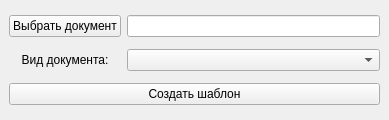
First picture: the form in mainwindow.ui, repository ryzhovsr/DocsEditor, before the edit.
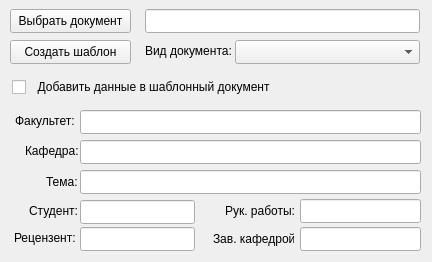
Second picture: the form after the edit.

The edit to the form file:
```diff
--- a/mainwindow.ui
+++ b/mainwindow.ui
@@ -6,24 +6,42 @@
    <rect>
     <x>0</x>
     <y>0</y>
-    <width>389</width>
-    <height>120</height>
+    <width>432</width>
+    <height>262</height>
    </rect>
   </property>
+  <property name="minimumSize">
+   <size>
+    <width>430</width>
+    <height>110</height>
+   </size>
+  </property>
   <property name="windowTitle">
    <string>MainWindow</string>
   </property>
   <widget class="QWidget" name="centralwidget">
-   <layout class="QGridLayout" name="gridLayout">
-    <item row="2" column="0" colspan="2">
      <widget class="QPushButton" name="button_transform">
+    <property name="geometry">
+     <rect>
+      <x>10</x>
+      <y>40</y>
+      <width>121</width>
+      <height>24</height>
+     </rect>
+    </property>
       <property name="text">
        <string>Создать шаблон</string>
       </property>
      </widget>
-    </item>
-    <item row="1" column="0">
      <widget class="QLabel" name="label_type_doc">
+    <property name="geometry">
+     <rect>
+      <x>145</x>
+      <y>43</y>
+      <width>101</width>
+      <height>16</height>
+     </rect>
+    </property>
       <property name="layoutDirection">
        <enum>Qt::LayoutDirection::LeftToRight</enum>
       </property>
@@ -34,15 +52,28 @@
        <enum>Qt::TextFormat::AutoText</enum>
       </property>
       <property name="alignment">
-       <set>Qt::AlignmentFlag::AlignCenter</set>
-      </property>
-     </widget>
-    </item>
-    <item row="1" column="1">
-     <widget class="QComboBox" name="comboBox_type_doc"/>
-    </item>
-    <item row="0" column="0">
+     <set>Qt::AlignmentFlag::AlignLeading|Qt::AlignmentFlag::AlignLeft|Qt::AlignmentFlag::AlignVCenter</set>
+    </property>
+   </widget>
+   <widget class="QComboBox" name="comboBox_type_doc">
+    <property name="geometry">
+     <rect>
+      <x>235</x>
+      <y>40</y>
+      <width>185</width>
+      <height>24</height>
+     </rect>
+    </property>
+   </widget>
      <widget class="QPushButton" name="button_select_doc">
+    <property name="geometry">
+     <rect>
+      <x>10</x>
+      <y>9</y>
+      <width>121</width>
+      <height>24</height>
+     </rect>
+    </property>
       <property name="maximumSize">
        <size>
         <width>16777215</width>
@@ -59,9 +90,15 @@
        </size>
       </property>
      </widget>
-    </item>
-    <item row="0" column="1">
      <widget class="QLineEdit" name="lineEdit_doc_name">
+    <property name="geometry">
+     <rect>
+      <x>145</x>
+      <y>9</y>
+      <width>275</width>
+      <height>24</height>
+     </rect>
+    </property>
       <property name="accessibleDescription">
        <string/>
       </property>
@@ -72,8 +109,180 @@
        <bool>true</bool>
       </property>
      </widget>
-    </item>
-   </layout>
+   <widget class="QCheckBox" name="checkBox_add_data">
+    <property name="geometry">
+     <rect>
+      <x>12</x>
+      <y>76</y>
+      <width>262</width>
+      <height>22</height>
+     </rect>
+    </property>
+    <property name="text">
+     <string>  Добавить данные в шаблонный документ</string>
+    </property>
+   </widget>
+   <widget class="QLineEdit" name="lineEdit_faculty">
+    <property name="geometry">
+     <rect>
+      <x>80</x>
+      <y>110</y>
+      <width>341</width>
+      <height>24</height>
+     </rect>
+    </property>
+   </widget>
+   <widget class="QLabel" name="label_faculty">
+    <property name="geometry">
+     <rect>
+      <x>15</x>
+      <y>113</y>
+      <width>61</width>
+      <height>16</height>
+     </rect>
+    </property>
+    <property name="text">
+     <string>Факультет:</string>
+    </property>
+   </widget>
+   <widget class="QLabel" name="label_department">
+    <property name="geometry">
+     <rect>
+      <x>25</x>
+      <y>143</y>
+      <width>61</width>
+      <height>16</height>
+     </rect>
+    </property>
+    <property name="text">
+     <string>Кафедра:</string>
+    </property>
+   </widget>
+   <widget class="QLineEdit" name="lineEdit_department">
+    <property name="geometry">
+     <rect>
+      <x>80</x>
+      <y>140</y>
+      <width>341</width>
+      <height>24</height>
+     </rect>
+    </property>
+   </widget>
+   <widget class="QLineEdit" name="lineEdit_theme">
+    <property name="geometry">
+     <rect>
+      <x>80</x>
+      <y>170</y>
+      <width>341</width>
+      <height>24</height>
+     </rect>
+    </property>
+   </widget>
+   <widget class="QLabel" name="label_theme">
+    <property name="geometry">
+     <rect>
+      <x>46</x>
+      <y>174</y>
+      <width>47</width>
+      <height>16</height>
+     </rect>
+    </property>
+    <property name="text">
+     <string>Тема:</string>
+    </property>
+   </widget>
+   <widget class="QLabel" name="label_student">
+    <property name="geometry">
+     <rect>
+      <x>29</x>
+      <y>203</y>
+      <width>51</width>
+      <height>16</height>
+     </rect>
+    </property>
+    <property name="text">
+     <string>Студент:</string>
+    </property>
+   </widget>
+   <widget class="QLabel" name="label_headOfWork">
+    <property name="geometry">
+     <rect>
+      <x>225</x>
+      <y>203</y>
+      <width>81</width>
+      <height>16</height>
+     </rect>
+    </property>
+    <property name="text">
+     <string>Рук. работы:</string>
+    </property>
+   </widget>
+   <widget class="QLineEdit" name="lineEdit_headOfWork">
+    <property name="geometry">
+     <rect>
+      <x>300</x>
+      <y>199</y>
+      <width>121</width>
+      <height>24</height>
+     </rect>
+    </property>
+   </widget>
+   <widget class="QLineEdit" name="lineEdit_student">
+    <property name="geometry">
+     <rect>
+      <x>80</x>
+      <y>200</y>
+      <width>115</width>
+      <height>24</height>
+     </rect>
+    </property>
+   </widget>
+   <widget class="QLabel" name="label_headOfDepartment">
+    <property name="geometry">
+     <rect>
+      <x>213</x>
+      <y>231</y>
+      <width>81</width>
+      <height>16</height>
+     </rect>
+    </property>
+    <property name="text">
+     <string>Зав. кафедрой:</string>
+    </property>
+   </widget>
+   <widget class="QLineEdit" name="lineEdit_headOfDepartment">
+    <property name="geometry">
+     <rect>
+      <x>300</x>
+      <y>227</y>
+      <width>121</width>
+      <height>24</height>
+     </rect>
+    </property>
+   </widget>
+   <widget class="QLineEdit" name="lineEdit_reviewer">
+    <property name="geometry">
+     <rect>
+      <x>80</x>
+      <y>227</y>
+      <width>115</width>
+      <height>24</height>
+     </rect>
+    </property>
+   </widget>
+   <widget class="QLabel" name="label_reviewer">
+    <property name="geometry">
+     <rect>
+      <x>14</x>
+      <y>230</y>
+      <width>61</width>
+      <height>16</height>
+     </rect>
+    </property>
+    <property name="text">
+     <string>Рецензент:</string>
+    </property>
+   </widget>
   </widget>
  </widget>
  <resources/>
```
Lines whose indentation alone changed are shown as unchanged.
